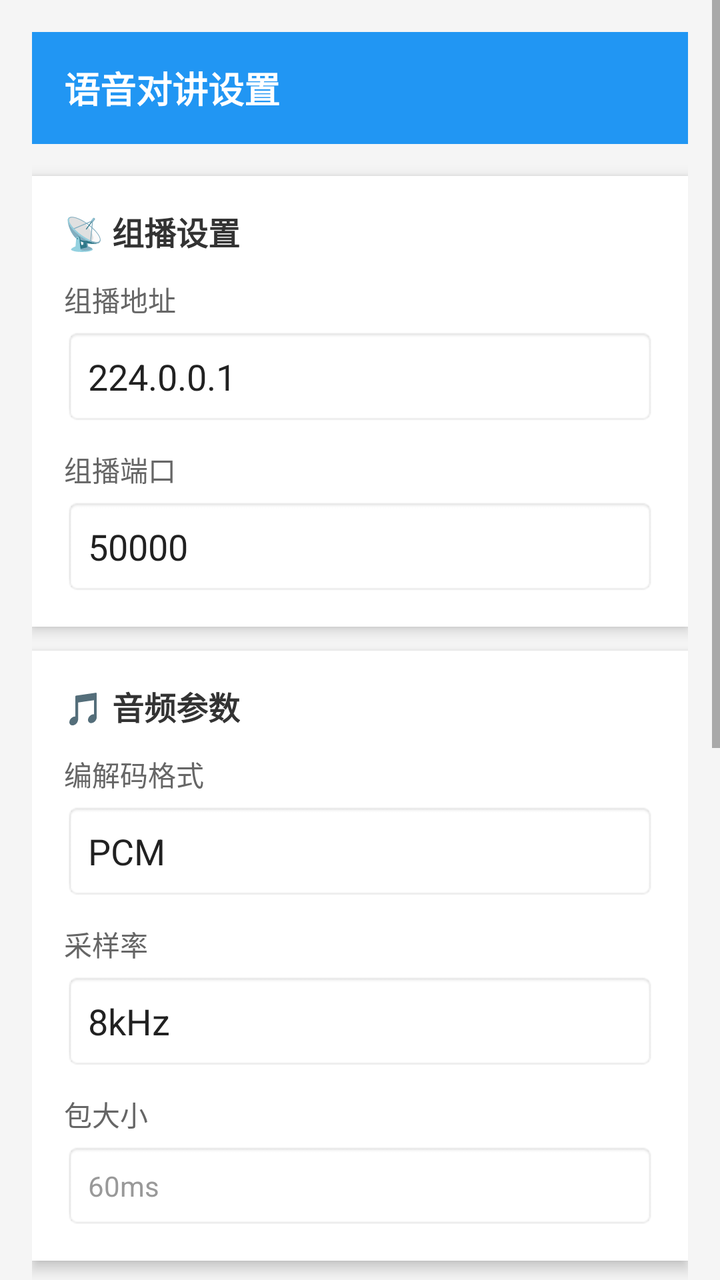
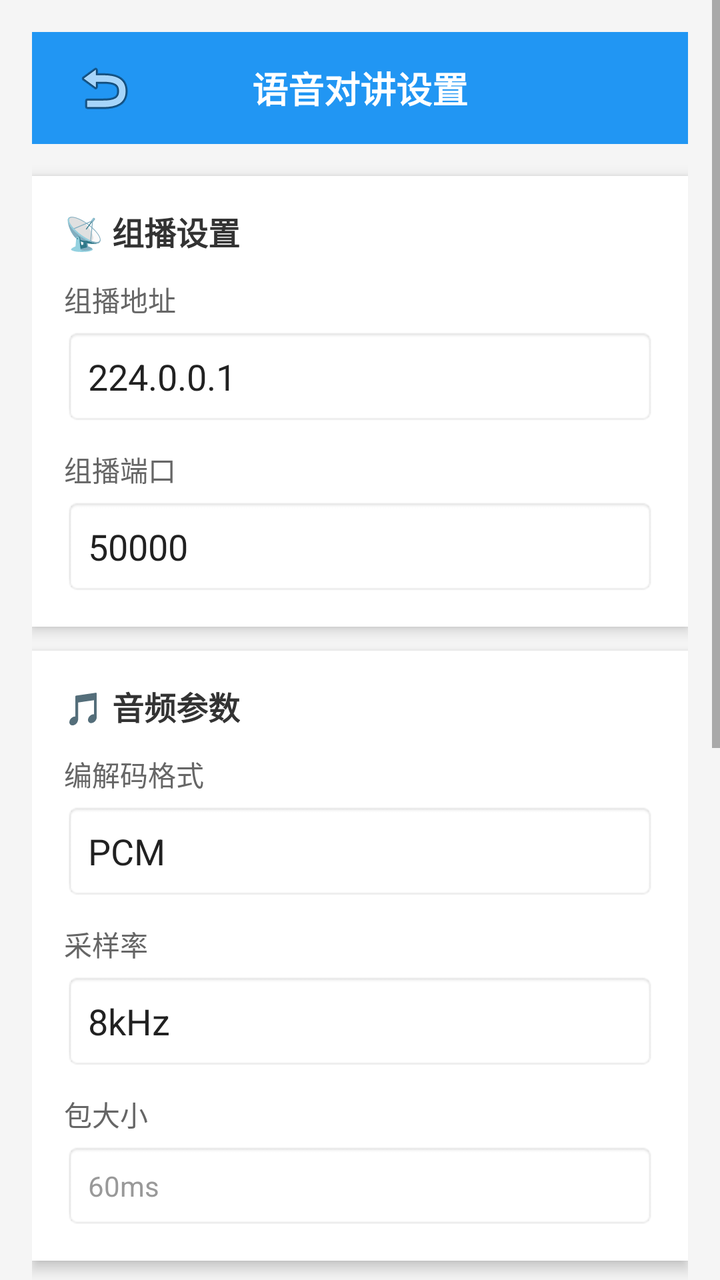

Compare the two renders of this Android layout. The source of the first and the diff that turns it into the second are given below.
<!-- AndroidManifest.xml: application theme AppTheme -->
<!-- res/layout/activity_voice_settings.xml -->
<?xml version="1.0" encoding="utf-8"?>
<ScrollView xmlns:android="http://schemas.android.com/apk/res/android"
    android:layout_width="match_parent"
    android:layout_height="match_parent"
    android:background="#F5F5F5">

    <LinearLayout
        android:layout_width="match_parent"
        android:layout_height="wrap_content"
        android:orientation="vertical"
        android:padding="16dp">

        
        <LinearLayout
            android:layout_width="match_parent"
            android:layout_height="56dp"
            android:background="#2196F3"
            android:gravity="center_vertical"
            android:paddingStart="16dp"
            android:paddingEnd="16dp">

            <TextView
                android:layout_width="wrap_content"
                android:layout_height="wrap_content"
                android:text="@string/voice_settings_title"
                android:textColor="#FFFFFF"
                android:textSize="18sp"
                android:textStyle="bold" />
        </LinearLayout>

        
        <LinearLayout
            android:layout_width="match_parent"
            android:layout_height="wrap_content"
            android:layout_marginTop="16dp"
            android:background="#FFFFFF"
            android:orientation="vertical"
            android:padding="16dp"
            android:elevation="4dp">

            <TextView
                android:layout_width="wrap_content"
                android:layout_height="wrap_content"
                android:text="📡 组播设置"
                android:textSize="16sp"
                android:textStyle="bold"
                android:textColor="#333333" />

            <LinearLayout
                android:layout_width="match_parent"
                android:layout_height="wrap_content"
                android:layout_marginTop="12dp"
                android:orientation="vertical">

                <TextView
                    android:layout_width="wrap_content"
                    android:layout_height="wrap_content"
                    android:text="@string/voice_multicast_ip"
                    android:textSize="14sp"
                    android:textColor="#666666" />

                <EditText
                    android:id="@+id/etMulticastIp"
                    android:layout_width="match_parent"
                    android:layout_height="wrap_content"
                    android:layout_marginTop="4dp"
                    android:text="224.0.0.1"
                    android:inputType="text"
                    android:background="@android:drawable/editbox_background"
                    android:padding="12dp" />
            </LinearLayout>

            <LinearLayout
                android:layout_width="match_parent"
                android:layout_height="wrap_content"
                android:layout_marginTop="12dp"
                android:orientation="vertical">

                <TextView
                    android:layout_width="wrap_content"
                    android:layout_height="wrap_content"
                    android:text="@string/voice_multicast_port"
                    android:textSize="14sp"
                    android:textColor="#666666" />

                <EditText
                    android:id="@+id/etMulticastPort"
                    android:layout_width="match_parent"
                    android:layout_height="wrap_content"
                    android:layout_marginTop="4dp"
                    android:text="50000"
                    android:inputType="number"
                    android:background="@android:drawable/editbox_background"
                    android:padding="12dp" />
            </LinearLayout>
        </LinearLayout>

        
        <LinearLayout
            android:layout_width="match_parent"
            android:layout_height="wrap_content"
            android:layout_marginTop="12dp"
            android:background="#FFFFFF"
            android:orientation="vertical"
            android:padding="16dp"
            android:elevation="4dp">

            <TextView
                android:layout_width="wrap_content"
                android:layout_height="wrap_content"
                android:text="🎵 音频参数"
                android:textSize="16sp"
                android:textStyle="bold"
                android:textColor="#333333" />

            <LinearLayout
                android:layout_width="match_parent"
                android:layout_height="wrap_content"
                android:layout_marginTop="12dp"
                android:orientation="vertical">

                <TextView
                    android:layout_width="wrap_content"
                    android:layout_height="wrap_content"
                    android:text="@string/voice_codec"
                    android:textSize="14sp"
                    android:textColor="#666666" />

                <AutoCompleteTextView
                    android:id="@+id/actvCodec"
                    android:layout_width="match_parent"
                    android:layout_height="wrap_content"
                    android:layout_marginTop="4dp"
                    android:text="@string/voice_codec_pcm"
                    android:background="@android:drawable/editbox_background"
                    android:padding="12dp"
                    android:inputType="none" />
            </LinearLayout>

            <LinearLayout
                android:layout_width="match_parent"
                android:layout_height="wrap_content"
                android:layout_marginTop="12dp"
                android:orientation="vertical">

                <TextView
                    android:layout_width="wrap_content"
                    android:layout_height="wrap_content"
                    android:text="@string/voice_sample_rate"
                    android:textSize="14sp"
                    android:textColor="#666666" />

                <AutoCompleteTextView
                    android:id="@+id/actvSampleRate"
                    android:layout_width="match_parent"
                    android:layout_height="wrap_content"
                    android:layout_marginTop="4dp"
                    android:text="@string/voice_sample_8k"
                    android:background="@android:drawable/editbox_background"
                    android:padding="12dp"
                    android:inputType="none" />
            </LinearLayout>

            <LinearLayout
                android:layout_width="match_parent"
                android:layout_height="wrap_content"
                android:layout_marginTop="12dp"
                android:orientation="vertical">

                <TextView
                    android:layout_width="wrap_content"
                    android:layout_height="wrap_content"
                    android:text="@string/voice_packet_size"
                    android:textSize="14sp"
                    android:textColor="#666666" />

                <TextView
                    android:layout_width="match_parent"
                    android:layout_height="wrap_content"
                    android:layout_marginTop="4dp"
                    android:text="@string/voice_packet_size_60ms"
                    android:background="@android:drawable/editbox_background"
                    android:padding="12dp"
                    android:textColor="#999999" />
            </LinearLayout>
        </LinearLayout>

        
        <LinearLayout
            android:layout_width="match_parent"
            android:layout_height="wrap_content"
            android:layout_marginTop="12dp"
            android:background="#FFFFFF"
            android:orientation="vertical"
            android:padding="16dp"
            android:elevation="4dp">

            <LinearLayout
                android:layout_width="match_parent"
                android:layout_height="wrap_content"
                android:orientation="horizontal"
                android:gravity="center_vertical">

                <TextView
                    android:layout_width="0dp"
                    android:layout_height="wrap_content"
                    android:layout_weight="1"
                    android:text="@string/voice_enable_prompt"
                    android:textSize="15sp"
                    android:textColor="#333333" />

                <Switch
                    android:id="@+id/switchPrompt"
                    android:layout_width="wrap_content"
                    android:layout_height="wrap_content"
                    android:checked="true" />
            </LinearLayout>
        </LinearLayout>

        
        <LinearLayout
            android:layout_width="match_parent"
            android:layout_height="wrap_content"
            android:layout_marginTop="12dp"
            android:background="#FFFFFF"
            android:orientation="vertical"
            android:padding="16dp"
            android:elevation="4dp">

            <TextView
                android:layout_width="wrap_content"
                android:layout_height="wrap_content"
                android:text="📊 实时状态"
                android:textSize="16sp"
                android:textStyle="bold"
                android:textColor="#333333" />

            <LinearLayout
                android:layout_width="match_parent"
                android:layout_height="wrap_content"
                android:layout_marginTop="12dp"
                android:orientation="horizontal">

                <TextView
                    android:layout_width="0dp"
                    android:layout_height="wrap_content"
                    android:layout_weight="1"
                    android:text="@string/voice_status"
                    android:textSize="14sp"
                    android:textColor="#666666" />

                <TextView
                    android:id="@+id/tvVoiceStatus"
                    android:layout_width="wrap_content"
                    android:layout_height="wrap_content"
                    android:text="○ 未连接"
                    android:textSize="14sp"
                    android:textColor="#E74C3C" />
            </LinearLayout>

            <LinearLayout
                android:layout_width="match_parent"
                android:layout_height="wrap_content"
                android:layout_marginTop="8dp"
                android:orientation="horizontal">

                <TextView
                    android:layout_width="0dp"
                    android:layout_height="wrap_content"
                    android:layout_weight="1"
                    android:text="@string/voice_role"
                    android:textSize="14sp"
                    android:textColor="#666666" />

                <TextView
                    android:id="@+id/tvVoiceRole"
                    android:layout_width="wrap_content"
                    android:layout_height="wrap_content"
                    android:text="@string/voice_observer"
                    android:textSize="14sp"
                    android:textColor="#3498DB" />
            </LinearLayout>

            <LinearLayout
                android:layout_width="match_parent"
                android:layout_height="wrap_content"
                android:layout_marginTop="8dp"
                android:orientation="horizontal">

                <TextView
                    android:layout_width="0dp"
                    android:layout_height="wrap_content"
                    android:layout_weight="1"
                    android:text="音频输出"
                    android:textSize="14sp"
                    android:textColor="#666666" />

                <TextView
                    android:id="@+id/tvAudioDevice"
                    android:layout_width="wrap_content"
                    android:layout_height="wrap_content"
                    android:text="📱 扬声器"
                    android:textSize="14sp"
                    android:textColor="#888888" />
            </LinearLayout>
        </LinearLayout>

        
        <LinearLayout
            android:layout_width="match_parent"
            android:layout_height="wrap_content"
            android:layout_marginTop="16dp"
            android:orientation="horizontal">

            <Button
                android:id="@+id/btnVoiceStart"
                android:layout_width="0dp"
                android:layout_height="56dp"
                android:layout_weight="1"
                android:layout_marginEnd="8dp"
                android:text="@string/voice_start"
                android:textSize="16sp"
                android:backgroundTint="#4CAF50" />

            <Button
                android:id="@+id/btnVoiceStop"
                android:layout_width="0dp"
                android:layout_height="56dp"
                android:layout_weight="1"
                android:layout_marginStart="8dp"
                android:text="@string/voice_stop"
                android:textSize="16sp"
                android:backgroundTint="#E74C3C"
                android:enabled="false" />
        </LinearLayout>

        
        <Button
            android:id="@+id/btnPtt"
            android:layout_width="match_parent"
            android:layout_height="56dp"
            android:layout_marginTop="8dp"
            android:text="@string/voice_ptt"
            android:textSize="16sp"
            android:backgroundTint="#FF9800"
            android:enabled="false" />

        
        <TextView
            android:layout_width="match_parent"
            android:layout_height="wrap_content"
            android:layout_marginTop="16dp"
            android:text="@string/voice_hint_role_auto"
            android:textSize="12sp"
            android:textColor="#888888"
            android:gravity="center" />

        <TextView
            android:layout_width="match_parent"
            android:layout_height="wrap_content"
            android:text="@string/voice_hint_role_observer"
            android:textSize="12sp"
            android:textColor="#888888"
            android:gravity="center" />

        <TextView
            android:layout_width="match_parent"
            android:layout_height="wrap_content"
            android:text="@string/voice_hint_ptt_override"
            android:textSize="12sp"
            android:textColor="#888888"
            android:gravity="center"
            android:layout_marginBottom="16dp" />

    </LinearLayout>
</ScrollView>
<!-- resources referenced by this layout -->
<resources>
  <string name="voice_codec">编解码格式</string>
  <string name="voice_codec_pcm">PCM</string>
  <string name="voice_enable_prompt">启用提示音</string>
  <string name="voice_hint_ptt_override">手动按钮可临时覆盖上述行为</string>
  <string name="voice_hint_role_auto">role=0 时自动开启麦克风讲话</string>
  <string name="voice_hint_role_observer">role=1 时仅收听</string>
  <string name="voice_multicast_ip">组播地址</string>
  <string name="voice_multicast_port">组播端口</string>
  <string name="voice_observer">观察者 🎧</string>
  <string name="voice_packet_size">包大小</string>
  <string name="voice_packet_size_60ms">60ms</string>
  <string name="voice_ptt">静音/取消静音</string>
  <string name="voice_role">当前角色</string>
  <string name="voice_sample_8k">8kHz</string>
  <string name="voice_sample_rate">采样率</string>
  <string name="voice_settings_title">语音对讲设置</string>
  <string name="voice_start">启动语音</string>
  <string name="voice_status">当前状态</string>
  <string name="voice_stop">停止语音</string>
  <style name="AppTheme" parent="Theme.AppCompat.Light.NoActionBar">
  
  </style>
</resources>

<!-- the commit's change to res/layout/activity_voice_settings.xml (unified diff, before → after) -->
@@ -2,7 +2,8 @@
 <ScrollView xmlns:android="http://schemas.android.com/apk/res/android"
     android:layout_width="match_parent"
     android:layout_height="match_parent"
-    android:background="#F5F5F5">
+    android:background="#F5F5F5"
+    android:fillViewport="true">
 
     <LinearLayout
         android:layout_width="match_parent"
@@ -19,13 +20,28 @@
             android:paddingStart="16dp"
             android:paddingEnd="16dp">
 
+            <ImageButton
+                android:layout_width="40dp"
+                android:layout_height="40dp"
+                android:background="@android:color/transparent"
+                android:src="@android:drawable/ic_menu_revert"
+                android:contentDescription="返回"
+                android:onClick="onBackPressed" />
+
             <TextView
-                android:layout_width="wrap_content"
-                android:layout_height="wrap_content"
-                android:text="@string/voice_settings_title"
+                android:layout_width="0dp"
+                android:layout_height="wrap_content"
+                android:layout_weight="1"
+                android:text="语音对讲设置"
                 android:textColor="#FFFFFF"
                 android:textSize="18sp"
-                android:textStyle="bold" />
+                android:textStyle="bold"
+                android:gravity="center" />
+
+            
+            <View
+                android:layout_width="40dp"
+                android:layout_height="40dp" />
         </LinearLayout>
 
         
@@ -55,7 +71,7 @@
                 <TextView
                     android:layout_width="wrap_content"
                     android:layout_height="wrap_content"
-                    android:text="@string/voice_multicast_ip"
+                    android:text="组播地址"
                     android:textSize="14sp"
                     android:textColor="#666666" />
 
@@ -79,7 +95,7 @@
                 <TextView
                     android:layout_width="wrap_content"
                     android:layout_height="wrap_content"
-                    android:text="@string/voice_multicast_port"
+                    android:text="组播端口"
                     android:textSize="14sp"
                     android:textColor="#666666" />
 
@@ -122,7 +138,7 @@
                 <TextView
                     android:layout_width="wrap_content"
                     android:layout_height="wrap_content"
-                    android:text="@string/voice_codec"
+                    android:text="编解码格式"
                     android:textSize="14sp"
                     android:textColor="#666666" />
 
@@ -131,7 +147,7 @@
                     android:layout_width="match_parent"
                     android:layout_height="wrap_content"
                     android:layout_marginTop="4dp"
-                    android:text="@string/voice_codec_pcm"
+                    android:text="PCM"
                     android:background="@android:drawable/editbox_background"
                     android:padding="12dp"
                     android:inputType="none" />
@@ -146,7 +162,7 @@
                 <TextView
                     android:layout_width="wrap_content"
                     android:layout_height="wrap_content"
-                    android:text="@string/voice_sample_rate"
+                    android:text="采样率"
                     android:textSize="14sp"
                     android:textColor="#666666" />
 
@@ -155,7 +171,7 @@
                     android:layout_width="match_parent"
                     android:layout_height="wrap_content"
                     android:layout_marginTop="4dp"
-                    android:text="@string/voice_sample_8k"
+                    android:text="8kHz"
                     android:background="@android:drawable/editbox_background"
                     android:padding="12dp"
                     android:inputType="none" />
@@ -170,15 +186,15 @@
                 <TextView
                     android:layout_width="wrap_content"
                     android:layout_height="wrap_content"
-                    android:text="@string/voice_packet_size"
-                    android:textSize="14sp"
-                    android:textColor="#666666" />
-
-                <TextView
-                    android:layout_width="match_parent"
-                    android:layout_height="wrap_content"
-                    android:layout_marginTop="4dp"
-                    android:text="@string/voice_packet_size_60ms"
+                    android:text="包大小"
+                    android:textSize="14sp"
+                    android:textColor="#666666" />
+
+                <TextView
+                    android:layout_width="match_parent"
+                    android:layout_height="wrap_content"
+                    android:layout_marginTop="4dp"
+                    android:text="60ms"
                     android:background="@android:drawable/editbox_background"
                     android:padding="12dp"
                     android:textColor="#999999" />
@@ -205,7 +221,7 @@
                     android:layout_width="0dp"
                     android:layout_height="wrap_content"
                     android:layout_weight="1"
-                    android:text="@string/voice_enable_prompt"
+                    android:text="启用提示音"
                     android:textSize="15sp"
                     android:textColor="#333333" />
 
@@ -245,7 +261,7 @@
                     android:layout_width="0dp"
                     android:layout_height="wrap_content"
                     android:layout_weight="1"
-                    android:text="@string/voice_status"
+                    android:text="当前状态"
                     android:textSize="14sp"
                     android:textColor="#666666" />
 
@@ -268,7 +284,7 @@
                     android:layout_width="0dp"
                     android:layout_height="wrap_content"
                     android:layout_weight="1"
-                    android:text="@string/voice_role"
+                    android:text="当前角色"
                     android:textSize="14sp"
                     android:textColor="#666666" />
 
@@ -276,7 +292,7 @@
                     android:id="@+id/tvVoiceRole"
                     android:layout_width="wrap_content"
                     android:layout_height="wrap_content"
-                    android:text="@string/voice_observer"
+                    android:text="观察者 🎧"
                     android:textSize="14sp"
                     android:textColor="#3498DB" />
             </LinearLayout>
@@ -318,9 +334,10 @@
                 android:layout_height="56dp"
                 android:layout_weight="1"
                 android:layout_marginEnd="8dp"
-                android:text="@string/voice_start"
-                android:textSize="16sp"
-                android:backgroundTint="#4CAF50" />
+                android:text="启动语音"
+                android:textSize="16sp"
+                android:backgroundTint="#4CAF50"
+                android:textColor="#FFFFFF" />
 
             <Button
                 android:id="@+id/btnVoiceStop"
@@ -328,9 +345,10 @@
                 android:layout_height="56dp"
                 android:layout_weight="1"
                 android:layout_marginStart="8dp"
-                android:text="@string/voice_stop"
+                android:text="停止语音"
                 android:textSize="16sp"
                 android:backgroundTint="#E74C3C"
+                android:textColor="#FFFFFF"
                 android:enabled="false" />
         </LinearLayout>
 
@@ -340,9 +358,10 @@
             android:layout_width="match_parent"
             android:layout_height="56dp"
             android:layout_marginTop="8dp"
-            android:text="@string/voice_ptt"
+            android:text="静音/取消静音"
             android:textSize="16sp"
             android:backgroundTint="#FF9800"
+            android:textColor="#FFFFFF"
             android:enabled="false" />
 
         
@@ -350,7 +369,7 @@
             android:layout_width="match_parent"
             android:layout_height="wrap_content"
             android:layout_marginTop="16dp"
-            android:text="@string/voice_hint_role_auto"
+            android:text="role=0 时自动开启麦克风讲话"
             android:textSize="12sp"
             android:textColor="#888888"
             android:gravity="center" />
@@ -358,7 +377,7 @@
         <TextView
             android:layout_width="match_parent"
             android:layout_height="wrap_content"
-            android:text="@string/voice_hint_role_observer"
+            android:text="role=1 时仅收听"
             android:textSize="12sp"
             android:textColor="#888888"
             android:gravity="center" />
@@ -366,7 +385,7 @@
         <TextView
             android:layout_width="match_parent"
             android:layout_height="wrap_content"
-            android:text="@string/voice_hint_ptt_override"
+            android:text="手动按钮可临时覆盖上述行为"
             android:textSize="12sp"
             android:textColor="#888888"
             android:gravity="center"
<!-- resource entries referenced after the edit -->
@@ -1,24 +1,5 @@
 <!-- resources referenced by this layout -->
 <resources>
-  <string name="voice_codec">编解码格式</string>
-  <string name="voice_codec_pcm">PCM</string>
-  <string name="voice_enable_prompt">启用提示音</string>
-  <string name="voice_hint_ptt_override">手动按钮可临时覆盖上述行为</string>
-  <string name="voice_hint_role_auto">role=0 时自动开启麦克风讲话</string>
-  <string name="voice_hint_role_observer">role=1 时仅收听</string>
-  <string name="voice_multicast_ip">组播地址</string>
-  <string name="voice_multicast_port">组播端口</string>
-  <string name="voice_observer">观察者 🎧</string>
-  <string name="voice_packet_size">包大小</string>
-  <string name="voice_packet_size_60ms">60ms</string>
-  <string name="voice_ptt">静音/取消静音</string>
-  <string name="voice_role">当前角色</string>
-  <string name="voice_sample_8k">8kHz</string>
-  <string name="voice_sample_rate">采样率</string>
-  <string name="voice_settings_title">语音对讲设置</string>
-  <string name="voice_start">启动语音</string>
-  <string name="voice_status">当前状态</string>
-  <string name="voice_stop">停止语音</string>
   <style name="AppTheme" parent="Theme.AppCompat.Light.NoActionBar">
   
   </style>
